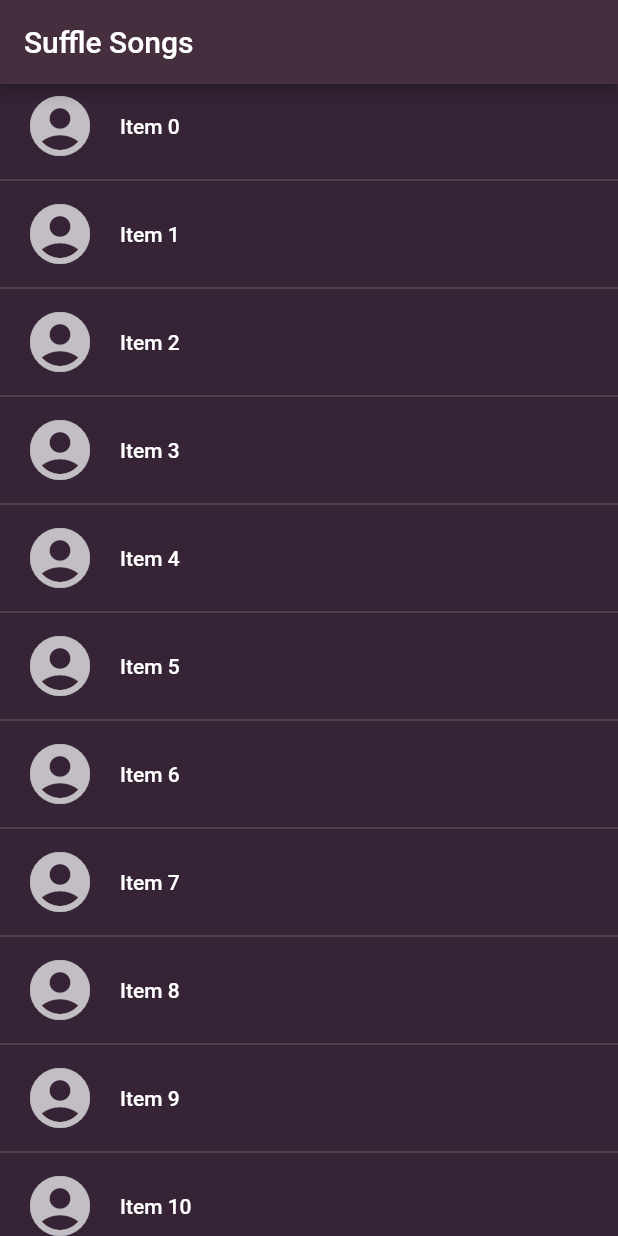
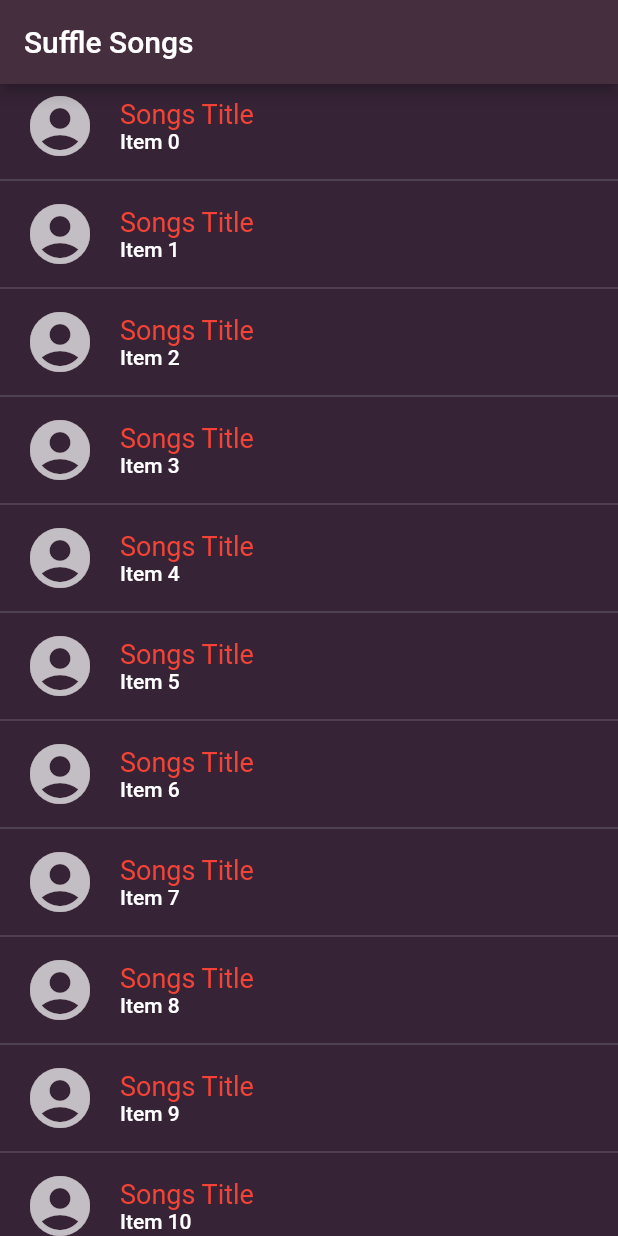
Before and after one commit to rondao/shuffle_songs_flutter, a Flutter app: the screen it shows after launch, on a phone screen of 412 x 824 dp. Run offline on Flutter 3.47's test engine with Material 2 defaults, Android fonts, the phone set to English and light mode, and no system bars.

Commit message:
Add song title text for each song in the list
Signed-off-by: Rafael Rondao <rafael.rondao@gmail.com>

```diff
--- a/lib/main.dart
+++ b/lib/main.dart
@@ -12,6 +12,7 @@ class ShuffleSongs extends StatelessWidget {
         primaryColor: Color(0xFF452E3E),
         primaryColorDark: Color(0xFF362436),
         textTheme: TextTheme(
+          headline5: TextStyle(color: Colors.red, fontSize: 18),
           bodyText1: TextStyle(color: Colors.white),
         ),
       ),
@@ -45,9 +46,18 @@ class _SongsListState extends State<SongsList> {
               color: Colors.white70,
               size: 48,
             ),
-            title: Text(
-              '${widget.items[index]}',
-              style: Theme.of(context).textTheme.bodyText1,
+            title: Column(
+              crossAxisAlignment: CrossAxisAlignment.start,
+              children: <Widget>[
+                Text(
+                  'Songs Title',
+                  style: Theme.of(context).textTheme.headline5,
+                ),
+                Text(
+                  '${widget.items[index]}',
+                  style: Theme.of(context).textTheme.bodyText1,
+                ),
+              ],
             ),
           );
         },
```
